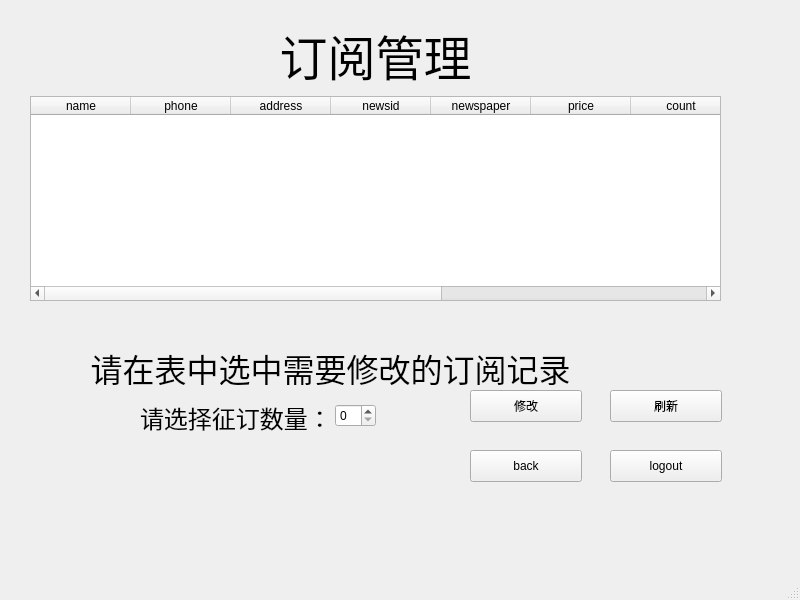
drkying/ruanshe3, file View/UserManagerWindow.ui: the form before one commit.
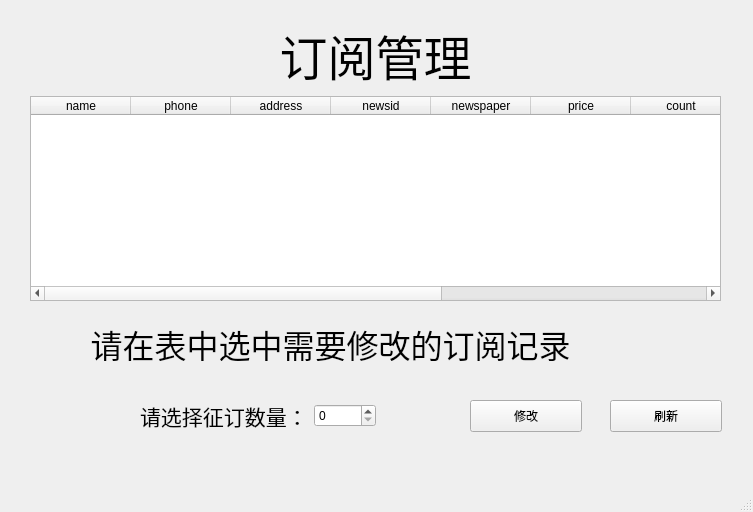
The form after the commit. Icons and pictures are not drawn.

Commit message: 根据用户名密码选择菜单项，待添加注销功能

Patch:
```diff
--- a/View/UserManagerWindow.ui
+++ b/View/UserManagerWindow.ui
@@ -6,8 +6,8 @@
    <rect>
     <x>0</x>
     <y>0</y>
-    <width>800</width>
-    <height>600</height>
+    <width>753</width>
+    <height>512</height>
    </rect>
   </property>
   <property name="windowTitle">
@@ -18,7 +18,7 @@
     <property name="geometry">
      <rect>
       <x>610</x>
-      <y>390</y>
+      <y>400</y>
       <width>112</width>
       <height>32</height>
      </rect>
@@ -39,7 +39,7 @@
     <property name="geometry">
      <rect>
       <x>80</x>
-      <y>344</y>
+      <y>320</y>
       <width>501</width>
       <height>41</height>
      </rect>
@@ -52,7 +52,7 @@
     <property name="geometry">
      <rect>
       <x>470</x>
-      <y>390</y>
+      <y>400</y>
       <width>112</width>
       <height>32</height>
      </rect>
@@ -72,30 +72,6 @@
      <string>Return</string>
     </property>
    </widget>
-   <widget class="QPushButton" name="pushButton_logout">
-    <property name="geometry">
-     <rect>
-      <x>610</x>
-      <y>450</y>
-      <width>112</width>
-      <height>32</height>
-     </rect>
-    </property>
-    <property name="focusPolicy">
-     <enum>Qt::StrongFocus</enum>
-    </property>
-    <property name="styleSheet">
-     <string notr="true"/>
-    </property>
-    <property name="text">
-     <string>logout</string>
-    </property>
-    <property name="icon">
-     <iconset>
-      <normalon>:/icon/log-out.png</normalon>
-     </iconset>
-    </property>
-   </widget>
    <widget class="QWidget" name="layoutWidget">
     <property name="geometry">
      <rect>
@@ -108,8 +84,13 @@
     <layout class="QHBoxLayout" name="horizontalLayout">
      <item>
       <widget class="QLabel" name="label_2">
+       <property name="font">
+        <font>
+         <pointsize>16</pointsize>
+        </font>
+       </property>
        <property name="text">
-        <string>&lt;html&gt;&lt;head/&gt;&lt;body&gt;&lt;p&gt;&lt;span style=&quot; font-size:18pt;&quot;&gt;请选择征订数量：&lt;/span&gt;&lt;/p&gt;&lt;/body&gt;&lt;/html&gt;</string>
+        <string>请选择征订数量：</string>
        </property>
       </widget>
      </item>
@@ -118,27 +99,6 @@
      </item>
     </layout>
    </widget>
-   <widget class="QPushButton" name="pushButton_back">
-    <property name="geometry">
-     <rect>
-      <x>470</x>
-      <y>450</y>
-      <width>112</width>
-      <height>32</height>
-     </rect>
-    </property>
-    <property name="focusPolicy">
-     <enum>Qt::StrongFocus</enum>
-    </property>
-    <property name="text">
-     <string>back</string>
-    </property>
-    <property name="icon">
-     <iconset>
-      <normalon>:/icon/back.png</normalon>
-     </iconset>
-    </property>
-   </widget>
    <widget class="QWidget" name="verticalLayoutWidget">
     <property name="geometry">
      <rect>
```
Left out of the diff: 2 changed lines with no effect on the pictures. The commit also changes 36 other files.
